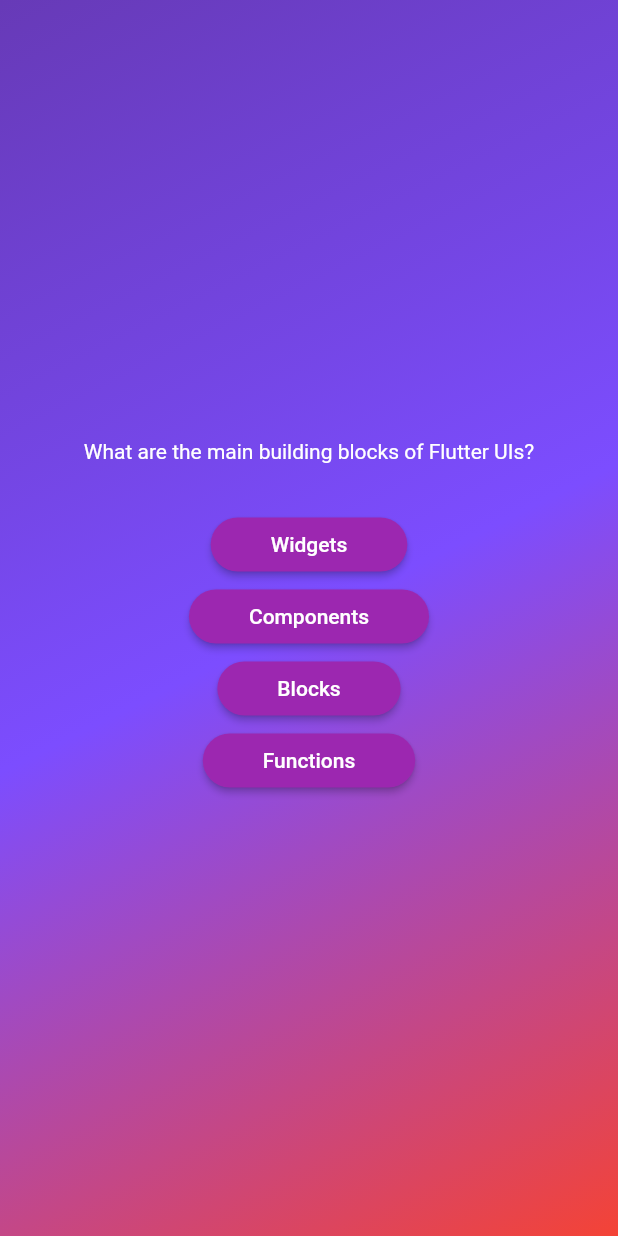
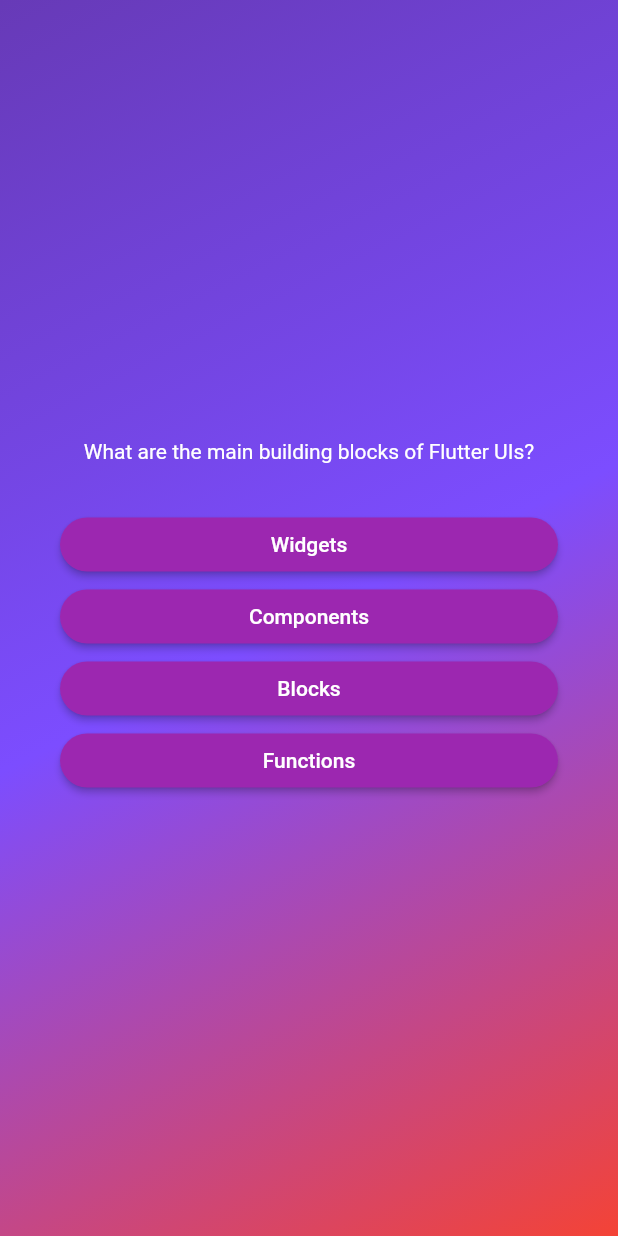
Before and after one commit to cdivyansh123/quiz_application_flutter, a Flutter app: the screen it shows after launch, after a tap on "Start quiz", on a phone screen of 412 x 824 dp. Run offline on Flutter 3.47's test engine with Material 2 defaults, Android fonts, the phone set to English and light mode, and no system bars.

Commit message:
Second Commit

```diff
--- a/lib/question_screen.dart
+++ b/lib/question_screen.dart
@@ -14,43 +14,36 @@ class QuestionScreen extends StatefulWidget {
 
 class _QuestionState extends State<QuestionScreen> {
   final currentQuestion = questions[0];
+
   @override
   Widget build(BuildContext context) {
     return SizedBox(
       width: double.infinity,
+      child: Container(
+        margin: EdgeInsets.all(40),
         child: Column(
           mainAxisAlignment: MainAxisAlignment.center,
+          crossAxisAlignment: CrossAxisAlignment.stretch,
           children: [
             Text(
               currentQuestion.text,
               style: TextStyle(
                 color: Colors.white,
               ),
+              textAlign: TextAlign.center,
             ),
             SizedBox(
               height: 30,
             ),
-          AnswerButton(
-              answerText: currentQuestion.answers[0],
+            ...currentQuestion.answers.map((answer) {
+              return AnswerButton(
+                  answerText: answer,
                   onTap: () {
                     //todo
+                  });
             }),
-          AnswerButton(
-              answerText: currentQuestion.answers[1],
-              onTap: () {
-                //todo
-              }),
-          AnswerButton(
-              answerText: currentQuestion.answers[2],
-              onTap: () {
-                //todo
-              }),
-          AnswerButton(
-              answerText: currentQuestion.answers[3],
-              onTap: () {
-                //todo
-              })
           ],
+        ),
       ),
     );
   }
```
Lines whose indentation alone changed are shown as unchanged.
